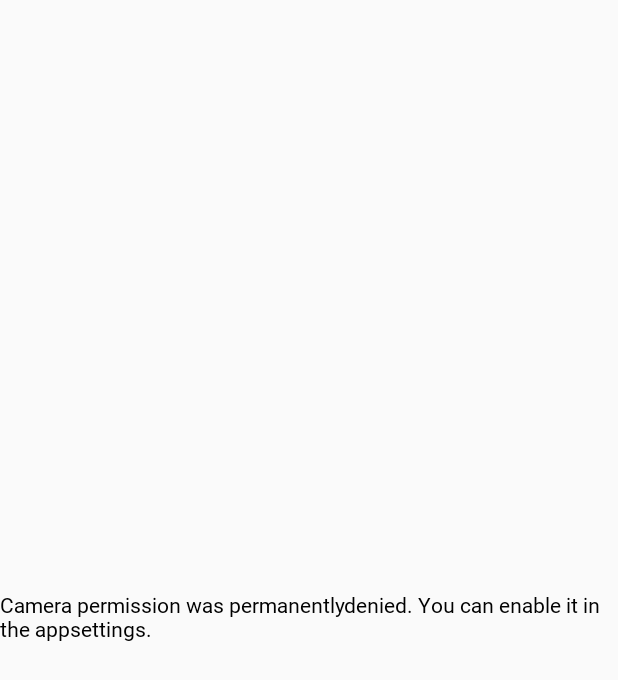
After one commit to Tirth-p/ComposePracticeDemoApp, an Android app built with Jetpack Compose: the PermissionHandling screen opened directly, with no data from a screen before it, on a phone screen of 412 x 824 dp. The commit adds this screen. Shown: the top 680 px of the screen. Run offline under Robolectric (Android 15) with nearby library versions, the light colour scheme and no system bars; Roboto replaces fonts that are not available here; 1 statement that could not run was skipped.

Commit message:
- Permission Handling

```diff
--- a/app/src/main/java/com/example/composepracticedemoapp/BadgesBottomNavBar.kt
+++ b/app/src/main/java/com/example/composepracticedemoapp/BadgesBottomNavBar.kt
@@ -112,13 +112,14 @@ fun BottomNavigationBar(
     ) {
         items.forEach { item ->
             val selected = item.route == backStackEntry.value?.destination?.route
+            val emptyInteractionSource = remember { MutableInteractionSource() }
             NavigationBarItem(
                 selected = selected,
                 onClick = {
                     OnItemClick(item)
                 },
+                interactionSource = emptyInteractionSource,
                 label = { Text(text = item.name) },
-                interactionSource = remember { MutableInteractionSource() },
                 colors = NavigationBarItemDefaults.colors(),
                 icon = {
                     Column(horizontalAlignment = CenterHorizontally) {
--- a/app/src/main/java/com/example/composepracticedemoapp/HandleButtonCallBack.kt
+++ b/app/src/main/java/com/example/composepracticedemoapp/HandleButtonCallBack.kt
@@ -37,7 +37,7 @@ fun DefaultFunction() {
         ),
     )
     {
-        Toast.makeText(context, "${it.name}", Toast.LENGTH_SHORT).show()
+        Toast.makeText(context, it.name, Toast.LENGTH_SHORT).show()
     }
 }
 
--- a/app/src/main/java/com/example/composepracticedemoapp/MeditationUi.kt
+++ b/app/src/main/java/com/example/composepracticedemoapp/MeditationUi.kt
@@ -3,13 +3,8 @@ package com.example.composepracticedemoapp
 import android.os.Bundle
 import androidx.activity.ComponentActivity
 import androidx.activity.compose.setContent
-import androidx.compose.foundation.isSystemInDarkTheme
-import androidx.compose.material3.MaterialTheme
 import androidx.compose.runtime.Composable
-import androidx.compose.runtime.DisposableEffect
-import androidx.compose.runtime.LaunchedEffect
 import androidx.compose.runtime.SideEffect
-import androidx.compose.ui.graphics.Color
 import androidx.compose.ui.tooling.preview.Preview
 import com.example.composepracticedemoapp.ui.theme.ComposePracticeDemoAppTheme
 import com.example.composepracticedemoapp.ui.theme.DeepBlue
--- /dev/null
+++ b/app/src/main/java/com/example/composepracticedemoapp/PermissionHandling.kt
@@ -0,0 +1,123 @@
+@file:OptIn(ExperimentalPermissionsApi::class)
+
+package com.example.composepracticedemoapp
+
+import android.Manifest
+import android.os.Bundle
+import androidx.activity.ComponentActivity
+import androidx.activity.compose.setContent
+import androidx.compose.foundation.layout.Arrangement
+import androidx.compose.foundation.layout.Column
+import androidx.compose.foundation.layout.fillMaxSize
+import androidx.compose.material3.Text
+import androidx.compose.runtime.Composable
+import androidx.compose.runtime.DisposableEffect
+import androidx.compose.ui.Alignment
+import androidx.compose.ui.Modifier
+import androidx.compose.ui.platform.LocalLifecycleOwner
+import androidx.compose.ui.tooling.preview.Preview
+import androidx.lifecycle.Lifecycle
+import androidx.lifecycle.LifecycleEventObserver
+import com.example.composepracticedemoapp.ui.theme.ComposePracticeDemoAppTheme
+import com.google.accompanist.permissions.ExperimentalPermissionsApi
+import com.google.accompanist.permissions.PermissionState
+import com.google.accompanist.permissions.rememberMultiplePermissionsState
+
+class PermissionHandling : ComponentActivity() {
+    override fun onCreate(savedInstanceState: Bundle?) {
+        super.onCreate(savedInstanceState)
+        setContent {
+            ComposePracticeDemoAppTheme {
+                PermissionHandle()
+            }
+        }
+    }
+}
+
+@Composable
+fun PermissionHandle() {
+    val permissionState = rememberMultiplePermissionsState(
+        permissions = listOf(
+            Manifest.permission.CAMERA,
+            Manifest.permission.RECORD_AUDIO
+        )
+    )
+
+    val lifecycleOwner = LocalLifecycleOwner.current
+    DisposableEffect(
+        key1 = lifecycleOwner,
+        effect = {
+            val observer = LifecycleEventObserver { _, event ->
+                if (event == Lifecycle.Event.ON_START) {
+                    permissionState.launchMultiplePermissionRequest()
+                }
+            }
+            lifecycleOwner.lifecycle.addObserver(observer)
+
+            onDispose {
+                lifecycleOwner.lifecycle.removeObserver(observer)
+            }
+        }
+    )
+
+    Column(
+        modifier = Modifier.fillMaxSize(),
+        horizontalAlignment = Alignment.CenterHorizontally,
+        verticalArrangement = Arrangement.Center
+    ) {
+        permissionState.permissions.forEach { perm->
+            when (perm.permission) {
+                Manifest.permission.CAMERA -> {
+                    when {
+                        perm.hasPermission -> {
+                            Text(text = "Camara Permission Accepted")
+                        }
+                        perm.shouldShowRationale -> {
+                            Text(text = "Camera permission is needed to access the camera")
+                        }
+                        !perm.isPermanentlyDenied() -> {
+                            Text(
+                                text = "Camera permission was permanently" +
+                                        "denied. You can enable it in the app" +
+                                        "settings."
+                            )
+                        }
+                    }
+                }
+                Manifest.permission.RECORD_AUDIO -> {
+                    when {
+                        perm.hasPermission -> {
+                            Text(text = "Record audio permission accepted")
+                        }
+                        perm.shouldShowRationale -> {
+                            Text(
+                                text = "Record audio permission is needed " +
+                                        "to access the camera"
+                            )
+                        }
+                        perm.isPermanentlyDenied() -> {
+                            Text(
+                                text = "Record audio permission was permanently " +
+                                        "denied. You can enable it in the app " +
+                                        "settings."
+                            )
+                        }
+                    }
+                }
+            }
+        }
+    }
+}
+
+@ExperimentalPermissionsApi
+fun PermissionState.isPermanentlyDenied(): Boolean {
+    return !shouldShowRationale && !hasPermission
+}
+
+@Preview(showBackground = true)
+@Composable
+fun DefaultPreview14() {
+    ComposePracticeDemoAppTheme {
+        PermissionHandle()
+    }
+}
--- a/app/src/main/res/values/strings.xml
+++ b/app/src/main/res/values/strings.xml
@@ -14,4 +14,5 @@
     <string name="title_activity_multi_layer_scroll">MultiLayerScroll</string>
     <string name="title_activity_handle_button_call_back">HandleButtonCallBack</string>
     <string name="title_activity_multi_select_lazy_column">MultiSelectLazyColumn</string>
+    <string name="title_activity_permission_handling">PermissionHandling</string>
 </resources>
```
Also changed, not shown: app/build.gradle (+5 -2 lines), app/src/main/AndroidManifest.xml (+8 -1 lines), app/src/main/java/com/example/composepracticedemoapp/HomeScreen.kt (+16 -2 lines).
